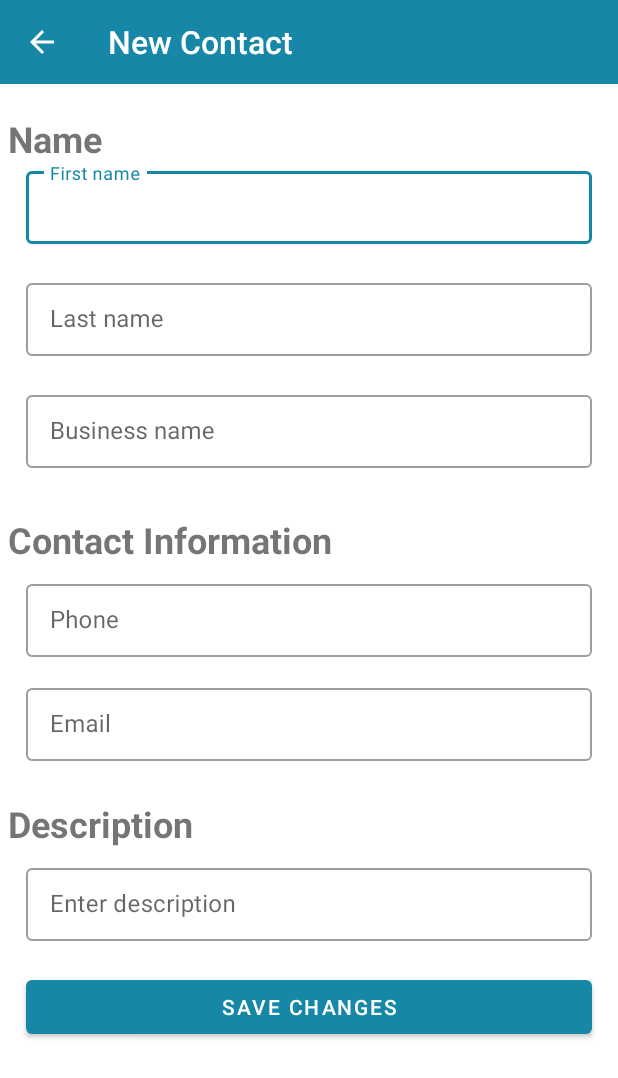
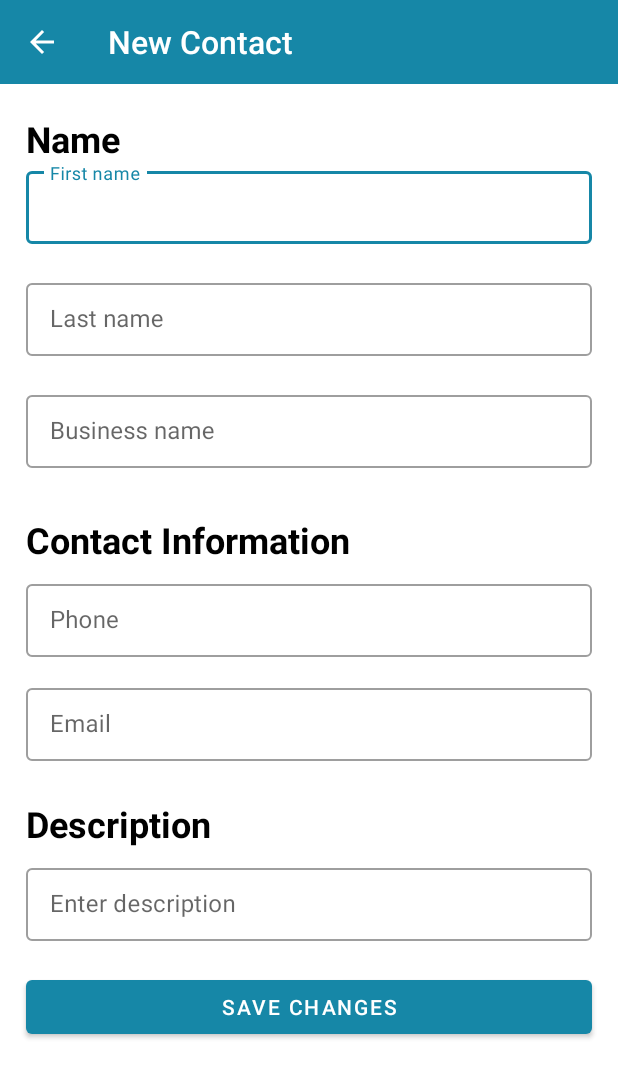
Before and after one commit to dl-ghub/COMP30022_Capstone_RBDB, an Android app: the NewContactActivity screen opened directly, with no data from a screen before it, on a phone screen of 412 x 824 dp. Shown: the top 1078 px of the screen. Run offline under Robolectric (Android 15) with nearby library versions, the phone set to English and light mode, and no system bars; Roboto replaces fonts that are not available here.

Commit message:
Added functionality to edit button in group detail page, updated styles for new contact page

```diff
--- a/app/src/main/java/com/example/rbdb/ui/NewContactActivity.kt
+++ b/app/src/main/java/com/example/rbdb/ui/NewContactActivity.kt
@@ -82,7 +82,6 @@ class NewContactActivity : AppCompatActivity() {
         val builder = AlertDialog.Builder(this)
         builder.setTitle(R.string.confirm_leave_title)
         builder.setMessage(R.string.confirm_leave_txt)
-        builder.setIcon(android.R.drawable.ic_dialog_alert)
 
         builder.setPositiveButton("Yes"){ _, _ -> super.onBackPressed() }
 
--- a/app/src/main/res/layout/activity_new_contact_page.xml
+++ b/app/src/main/res/layout/activity_new_contact_page.xml
@@ -54,6 +54,8 @@
                     android:id="@+id/name_header"
                     android:layout_width="match_parent"
                     android:layout_height="wrap_content"
+                    android:layout_marginHorizontal="12dp"
+                    android:textColor="@color/black"
                     android:gravity="start"
                     android:text="@string/name_label"
                     android:textSize="24sp"
@@ -147,6 +149,8 @@
                     android:layout_width="match_parent"
                     android:layout_height="wrap_content"
                     android:layout_marginTop="5dp"
+                    android:layout_marginHorizontal="12dp"
+                    android:textColor="@color/black"
                     android:gravity="start"
                     android:text="@string/contact_info_label"
                     android:textSize="24sp"
@@ -217,6 +221,8 @@
                     android:id="@+id/description_header"
                     android:layout_width="match_parent"
                     android:layout_height="wrap_content"
+                    android:layout_marginHorizontal="12dp"
+                    android:textColor="@color/black"
                     android:gravity="start"
                     android:text="@string/description_label"
                     android:textSize="24sp"
```
Also changed, not shown: app/src/main/java/com/example/rbdb/ui/GroupDetailActivity.kt (+17 -2 lines).
